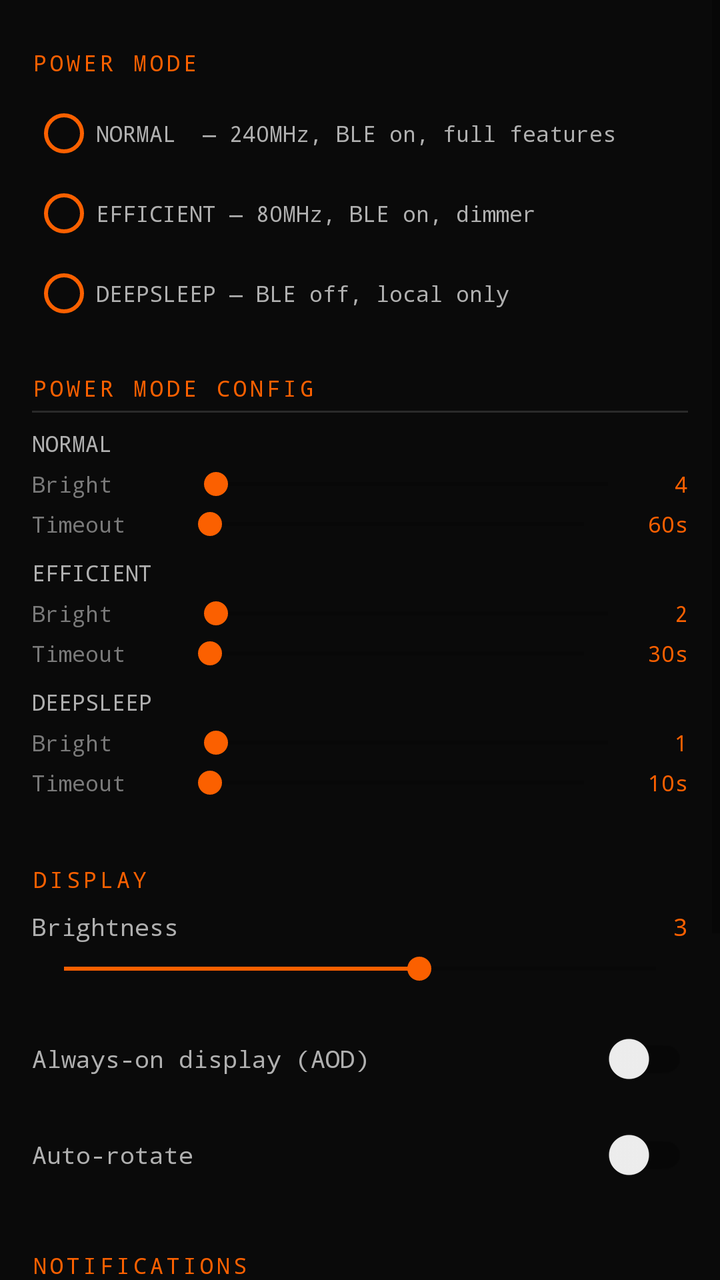
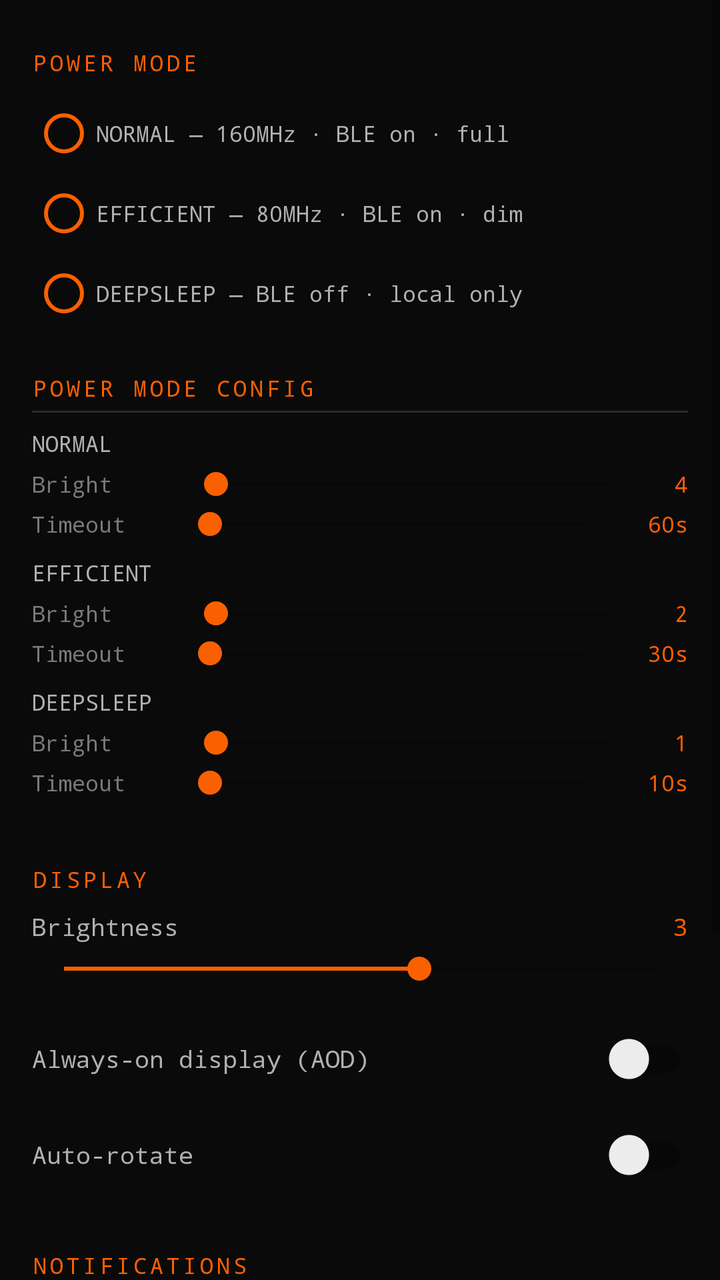

Before-and-after screenshots of an Android layout around one commit, followed by the original layout XML and the change that was made.
<!-- AndroidManifest.xml: application theme Theme.SidecarCompanion -->
<!-- res/layout/fragment_watch_settings.xml -->
<?xml version="1.0" encoding="utf-8"?>
<ScrollView
    xmlns:android="http://schemas.android.com/apk/res/android"
    android:layout_width="match_parent"
    android:layout_height="match_parent"
    android:background="#0A0A0A"
    android:fillViewport="true">

    <LinearLayout
        android:layout_width="match_parent"
        android:layout_height="wrap_content"
        android:orientation="vertical"
        android:paddingStart="16dp"
        android:paddingEnd="16dp"
        android:paddingTop="8dp"
        android:paddingBottom="16dp">

        
        <TextView
            android:layout_width="match_parent"
            android:layout_height="wrap_content"
            android:text="POWER MODE"
            android:textColor="#FB6000"
            android:textSize="11sp"
            android:fontFamily="monospace"
            android:letterSpacing="0.15"
            android:layout_marginTop="16dp"
            android:layout_marginBottom="8dp"/>

        <RadioGroup
            android:id="@+id/rgPowerMode"
            android:layout_width="match_parent"
            android:layout_height="wrap_content"
            android:orientation="vertical">

            <RadioButton
                android:id="@+id/rbPowerNormal"
                android:layout_width="match_parent"
                android:layout_height="40dp"
                android:text="NORMAL  — 240MHz, BLE on, full features"
                android:textColor="#B0B0B0"
                android:textSize="11sp"
                android:fontFamily="monospace"
                android:buttonTint="#FB6000"/>

            <RadioButton
                android:id="@+id/rbPowerEfficient"
                android:layout_width="match_parent"
                android:layout_height="40dp"
                android:text="EFFICIENT — 80MHz, BLE on, dimmer"
                android:textColor="#B0B0B0"
                android:textSize="11sp"
                android:fontFamily="monospace"
                android:buttonTint="#FB6000"/>

            <RadioButton
                android:id="@+id/rbPowerDeep"
                android:layout_width="match_parent"
                android:layout_height="40dp"
                android:text="DEEPSLEEP — BLE off, local only"
                android:textColor="#B0B0B0"
                android:textSize="11sp"
                android:fontFamily="monospace"
                android:buttonTint="#FB6000"/>

        </RadioGroup>

        
        <TextView
            android:layout_width="match_parent"
            android:layout_height="wrap_content"
            android:text="POWER MODE CONFIG"
            android:textColor="#FB6000"
            android:textSize="11sp"
            android:fontFamily="monospace"
            android:letterSpacing="0.15"
            android:layout_marginTop="20dp"
            android:layout_marginBottom="4dp"/>

        <View
            android:layout_width="match_parent"
            android:layout_height="1dp"
            android:background="#2A2A2A"
            android:layout_marginBottom="8dp"/>

        
        <TextView
            android:layout_width="match_parent"
            android:layout_height="wrap_content"
            android:text="NORMAL"
            android:textColor="#B0B0B0"
            android:textSize="11sp"
            android:fontFamily="monospace"
            android:layout_marginBottom="4dp"/>

        <LinearLayout
            android:layout_width="match_parent"
            android:layout_height="wrap_content"
            android:orientation="horizontal"
            android:gravity="center_vertical"
            android:layout_marginBottom="2dp">
            <TextView
                android:layout_width="0dp"
                android:layout_height="wrap_content"
                android:layout_weight="1"
                android:text="Bright"
                android:textColor="#7A7A7A"
                android:textSize="11sp"
                android:fontFamily="monospace"/>
            <SeekBar
                android:id="@+id/sbCfgBright0"
                android:layout_width="0dp"
                android:layout_height="wrap_content"
                android:layout_weight="3"
                android:max="5"
                android:progressTint="#FB6000"
                android:thumbTint="#FB6000"/>
            <TextView
                android:id="@+id/tvCfgBright0"
                android:layout_width="24dp"
                android:layout_height="wrap_content"
                android:text="4"
                android:textColor="#FB6000"
                android:textSize="11sp"
                android:fontFamily="monospace"
                android:gravity="end"/>
        </LinearLayout>

        <LinearLayout
            android:layout_width="match_parent"
            android:layout_height="wrap_content"
            android:orientation="horizontal"
            android:gravity="center_vertical"
            android:layout_marginBottom="8dp">
            <TextView
                android:layout_width="0dp"
                android:layout_height="wrap_content"
                android:layout_weight="1"
                android:text="Timeout"
                android:textColor="#7A7A7A"
                android:textSize="11sp"
                android:fontFamily="monospace"/>
            <SeekBar
                android:id="@+id/sbCfgTimeout0"
                android:layout_width="0dp"
                android:layout_height="wrap_content"
                android:layout_weight="3"
                android:max="9"
                android:progressTint="#FB6000"
                android:thumbTint="#FB6000"/>
            <TextView
                android:id="@+id/tvCfgTimeout0"
                android:layout_width="36dp"
                android:layout_height="wrap_content"
                android:text="60s"
                android:textColor="#FB6000"
                android:textSize="11sp"
                android:fontFamily="monospace"
                android:gravity="end"/>
        </LinearLayout>

        
        <TextView
            android:layout_width="match_parent"
            android:layout_height="wrap_content"
            android:text="EFFICIENT"
            android:textColor="#B0B0B0"
            android:textSize="11sp"
            android:fontFamily="monospace"
            android:layout_marginBottom="4dp"/>

        <LinearLayout
            android:layout_width="match_parent"
            android:layout_height="wrap_content"
            android:orientation="horizontal"
            android:gravity="center_vertical"
            android:layout_marginBottom="2dp">
            <TextView
                android:layout_width="0dp"
                android:layout_height="wrap_content"
                android:layout_weight="1"
                android:text="Bright"
                android:textColor="#7A7A7A"
                android:textSize="11sp"
                android:fontFamily="monospace"/>
            <SeekBar
                android:id="@+id/sbCfgBright1"
                android:layout_width="0dp"
                android:layout_height="wrap_content"
                android:layout_weight="3"
                android:max="5"
                android:progressTint="#FB6000"
                android:thumbTint="#FB6000"/>
            <TextView
                android:id="@+id/tvCfgBright1"
                android:layout_width="24dp"
                android:layout_height="wrap_content"
                android:text="2"
                android:textColor="#FB6000"
                android:textSize="11sp"
                android:fontFamily="monospace"
                android:gravity="end"/>
        </LinearLayout>

        <LinearLayout
            android:layout_width="match_parent"
            android:layout_height="wrap_content"
            android:orientation="horizontal"
            android:gravity="center_vertical"
            android:layout_marginBottom="8dp">
            <TextView
                android:layout_width="0dp"
                android:layout_height="wrap_content"
                android:layout_weight="1"
                android:text="Timeout"
                android:textColor="#7A7A7A"
                android:textSize="11sp"
                android:fontFamily="monospace"/>
            <SeekBar
                android:id="@+id/sbCfgTimeout1"
                android:layout_width="0dp"
                android:layout_height="wrap_content"
                android:layout_weight="3"
                android:max="9"
                android:progressTint="#FB6000"
                android:thumbTint="#FB6000"/>
            <TextView
                android:id="@+id/tvCfgTimeout1"
                android:layout_width="36dp"
                android:layout_height="wrap_content"
                android:text="30s"
                android:textColor="#FB6000"
                android:textSize="11sp"
                android:fontFamily="monospace"
                android:gravity="end"/>
        </LinearLayout>

        
        <TextView
            android:layout_width="match_parent"
            android:layout_height="wrap_content"
            android:text="DEEPSLEEP"
            android:textColor="#B0B0B0"
            android:textSize="11sp"
            android:fontFamily="monospace"
            android:layout_marginBottom="4dp"/>

        <LinearLayout
            android:layout_width="match_parent"
            android:layout_height="wrap_content"
            android:orientation="horizontal"
            android:gravity="center_vertical"
            android:layout_marginBottom="2dp">
            <TextView
                android:layout_width="0dp"
                android:layout_height="wrap_content"
                android:layout_weight="1"
                android:text="Bright"
                android:textColor="#7A7A7A"
                android:textSize="11sp"
                android:fontFamily="monospace"/>
            <SeekBar
                android:id="@+id/sbCfgBright2"
                android:layout_width="0dp"
                android:layout_height="wrap_content"
                android:layout_weight="3"
                android:max="5"
                android:progressTint="#FB6000"
                android:thumbTint="#FB6000"/>
            <TextView
                android:id="@+id/tvCfgBright2"
                android:layout_width="24dp"
                android:layout_height="wrap_content"
                android:text="1"
                android:textColor="#FB6000"
                android:textSize="11sp"
                android:fontFamily="monospace"
                android:gravity="end"/>
        </LinearLayout>

        <LinearLayout
            android:layout_width="match_parent"
            android:layout_height="wrap_content"
            android:orientation="horizontal"
            android:gravity="center_vertical"
            android:layout_marginBottom="8dp">
            <TextView
                android:layout_width="0dp"
                android:layout_height="wrap_content"
                android:layout_weight="1"
                android:text="Timeout"
                android:textColor="#7A7A7A"
                android:textSize="11sp"
                android:fontFamily="monospace"/>
            <SeekBar
                android:id="@+id/sbCfgTimeout2"
                android:layout_width="0dp"
                android:layout_height="wrap_content"
                android:layout_weight="3"
                android:max="9"
                android:progressTint="#FB6000"
                android:thumbTint="#FB6000"/>
            <TextView
                android:id="@+id/tvCfgTimeout2"
                android:layout_width="36dp"
                android:layout_height="wrap_content"
                android:text="10s"
                android:textColor="#FB6000"
                android:textSize="11sp"
                android:fontFamily="monospace"
                android:gravity="end"/>
        </LinearLayout>

        
        <TextView
            android:layout_width="match_parent"
            android:layout_height="wrap_content"
            android:text="DISPLAY"
            android:textColor="#FB6000"
            android:textSize="11sp"
            android:fontFamily="monospace"
            android:letterSpacing="0.15"
            android:layout_marginTop="24dp"
            android:layout_marginBottom="8dp"/>

        
        <LinearLayout
            android:layout_width="match_parent"
            android:layout_height="wrap_content"
            android:orientation="horizontal"
            android:gravity="center_vertical"
            android:layout_marginBottom="4dp">

            <TextView
                android:layout_width="0dp"
                android:layout_height="wrap_content"
                android:layout_weight="1"
                android:text="Brightness"
                android:textColor="#B0B0B0"
                android:textSize="12sp"
                android:fontFamily="monospace"/>

            <TextView
                android:id="@+id/tvBrightnessVal"
                android:layout_width="28dp"
                android:layout_height="wrap_content"
                android:text="3"
                android:textColor="#FB6000"
                android:textSize="12sp"
                android:fontFamily="monospace"
                android:gravity="end"/>

        </LinearLayout>

        <SeekBar
            android:id="@+id/sbBrightness"
            android:layout_width="match_parent"
            android:layout_height="wrap_content"
            android:max="5"
            android:progress="3"
            android:progressTint="#FB6000"
            android:thumbTint="#FB6000"
            android:layout_marginBottom="12dp"/>

        
        <LinearLayout
            android:layout_width="match_parent"
            android:layout_height="48dp"
            android:orientation="horizontal"
            android:gravity="center_vertical">

            <TextView
                android:layout_width="0dp"
                android:layout_height="wrap_content"
                android:layout_weight="1"
                android:text="Always-on display (AOD)"
                android:textColor="#B0B0B0"
                android:textSize="12sp"
                android:fontFamily="monospace"/>

            <androidx.appcompat.widget.SwitchCompat
                android:id="@+id/swAod"
                android:layout_width="wrap_content"
                android:layout_height="wrap_content"/>

        </LinearLayout>

        
        <LinearLayout
            android:layout_width="match_parent"
            android:layout_height="48dp"
            android:orientation="horizontal"
            android:gravity="center_vertical">

            <TextView
                android:layout_width="0dp"
                android:layout_height="wrap_content"
                android:layout_weight="1"
                android:text="Auto-rotate"
                android:textColor="#B0B0B0"
                android:textSize="12sp"
                android:fontFamily="monospace"/>

            <androidx.appcompat.widget.SwitchCompat
                android:id="@+id/swAutoRotate"
                android:layout_width="wrap_content"
                android:layout_height="wrap_content"/>

        </LinearLayout>

        
        <TextView
            android:layout_width="match_parent"
            android:layout_height="wrap_content"
            android:text="NOTIFICATIONS"
            android:textColor="#FB6000"
            android:textSize="11sp"
            android:fontFamily="monospace"
            android:letterSpacing="0.15"
            android:layout_marginTop="24dp"
            android:layout_marginBottom="8dp"/>

        <TextView
            android:layout_width="match_parent"
            android:layout_height="wrap_content"
            android:text="Overlay timeout"
            android:textColor="#B0B0B0"
            android:textSize="12sp"
            android:fontFamily="monospace"
            android:layout_marginBottom="4dp"/>

        <RadioGroup
            android:id="@+id/rgNotifTimeout"
            android:layout_width="match_parent"
            android:layout_height="wrap_content"
            android:orientation="horizontal">

            <RadioButton
                android:id="@+id/rbNotif5s"
                android:layout_width="0dp"
                android:layout_height="wrap_content"
                android:layout_weight="1"
                android:text="5s"
                android:textColor="#B0B0B0"
                android:textSize="10sp"
                android:fontFamily="monospace"
                android:buttonTint="#FB6000"/>

            <RadioButton
                android:id="@+id/rbNotif10s"
                android:layout_width="0dp"
                android:layout_height="wrap_content"
                android:layout_weight="1"
                android:text="10s"
                android:textColor="#B0B0B0"
                android:textSize="10sp"
                android:fontFamily="monospace"
                android:buttonTint="#FB6000"/>

            <RadioButton
                android:id="@+id/rbNotif20s"
                android:layout_width="0dp"
                android:layout_height="wrap_content"
                android:layout_weight="1"
                android:text="20s"
                android:textColor="#B0B0B0"
                android:textSize="10sp"
                android:fontFamily="monospace"
                android:buttonTint="#FB6000"/>

            <RadioButton
                android:id="@+id/rbNotif30s"
                android:layout_width="0dp"
                android:layout_height="wrap_content"
                android:layout_weight="1"
                android:text="30s"
                android:textColor="#B0B0B0"
                android:textSize="10sp"
                android:fontFamily="monospace"
                android:buttonTint="#FB6000"/>

            <RadioButton
                android:id="@+id/rbNotifOff"
                android:layout_width="0dp"
                android:layout_height="wrap_content"
                android:layout_weight="1"
                android:text="OFF"
                android:textColor="#B0B0B0"
                android:textSize="10sp"
                android:fontFamily="monospace"
                android:buttonTint="#FB6000"/>

        </RadioGroup>

        
        <TextView
            android:layout_width="match_parent"
            android:layout_height="wrap_content"
            android:text="SOUND"
            android:textColor="#FB6000"
            android:textSize="11sp"
            android:fontFamily="monospace"
            android:letterSpacing="0.15"
            android:layout_marginTop="24dp"
            android:layout_marginBottom="8dp"/>

        <LinearLayout
            android:layout_width="match_parent"
            android:layout_height="48dp"
            android:orientation="horizontal"
            android:gravity="center_vertical">

            <TextView
                android:layout_width="0dp"
                android:layout_height="wrap_content"
                android:layout_weight="1"
                android:text="Enable watch sounds"
                android:textColor="#B0B0B0"
                android:textSize="12sp"
                android:fontFamily="monospace"/>

            <androidx.appcompat.widget.SwitchCompat
                android:id="@+id/swSound"
                android:layout_width="wrap_content"
                android:layout_height="wrap_content"/>

        </LinearLayout>

        
        <View
            android:layout_width="match_parent"
            android:layout_height="1dp"
            android:background="#1E1E1E"
            android:layout_marginTop="24dp"
            android:layout_marginBottom="12dp"/>

        <TextView
            android:id="@+id/tvSettingsStatus"
            android:layout_width="match_parent"
            android:layout_height="wrap_content"
            android:text="Watch not connected — changes apply when connected"
            android:textColor="#4A4A4A"
            android:textSize="10sp"
            android:fontFamily="monospace"
            android:gravity="center"/>

    </LinearLayout>

</ScrollView>
<!-- resources referenced by this layout -->
<resources>
  <style name="Theme.SidecarCompanion" parent="Theme.MaterialComponents.DayNight.NoActionBar">
          
          <item name="colorPrimary">#FB6000</item>
          <item name="colorPrimaryVariant">#C74E00</item>
          <item name="colorOnPrimary">#0A0A0A</item>
  
          
          <item name="colorSecondary">#FB6000</item>
          <item name="colorSecondaryVariant">#C74E00</item>
          <item name="colorOnSecondary">#0A0A0A</item>
  
          
          <item name="android:colorBackground">#0A0A0A</item>
          <item name="colorSurface">#0F0F0F</item>
          <item name="colorOnBackground">#E0E0E0</item>
          <item name="colorOnSurface">#E0E0E0</item>
  
          
          <item name="android:statusBarColor">#0A0A0A</item>
          <item name="android:navigationBarColor">#0A0A0A</item>
          <item name="android:windowLightStatusBar">false</item>
  
          
          <item name="colorError">#FF3333</item>
          <item name="colorOnError">#0A0A0A</item>
      </style>
</resources>

<!-- the commit's change to res/layout/fragment_watch_settings.xml (unified diff, before → after) -->
@@ -37,30 +37,36 @@
                 android:id="@+id/rbPowerNormal"
                 android:layout_width="match_parent"
                 android:layout_height="40dp"
-                android:text="NORMAL  — 240MHz, BLE on, full features"
-                android:textColor="#B0B0B0"
-                android:textSize="11sp"
-                android:fontFamily="monospace"
+                android:text="NORMAL — 160MHz · BLE on · full"
+                android:textColor="#B0B0B0"
+                android:textSize="11sp"
+                android:fontFamily="monospace"
+                android:maxLines="1"
+                android:ellipsize="end"
                 android:buttonTint="#FB6000"/>
 
             <RadioButton
                 android:id="@+id/rbPowerEfficient"
                 android:layout_width="match_parent"
                 android:layout_height="40dp"
-                android:text="EFFICIENT — 80MHz, BLE on, dimmer"
-                android:textColor="#B0B0B0"
-                android:textSize="11sp"
-                android:fontFamily="monospace"
+                android:text="EFFICIENT — 80MHz · BLE on · dim"
+                android:textColor="#B0B0B0"
+                android:textSize="11sp"
+                android:fontFamily="monospace"
+                android:maxLines="1"
+                android:ellipsize="end"
                 android:buttonTint="#FB6000"/>
 
             <RadioButton
                 android:id="@+id/rbPowerDeep"
                 android:layout_width="match_parent"
                 android:layout_height="40dp"
-                android:text="DEEPSLEEP — BLE off, local only"
-                android:textColor="#B0B0B0"
-                android:textSize="11sp"
-                android:fontFamily="monospace"
+                android:text="DEEPSLEEP — BLE off · local only"
+                android:textColor="#B0B0B0"
+                android:textSize="11sp"
+                android:fontFamily="monospace"
+                android:maxLines="1"
+                android:ellipsize="end"
                 android:buttonTint="#FB6000"/>
 
         </RadioGroup>
@@ -376,7 +382,9 @@
                 android:text="Always-on display (AOD)"
                 android:textColor="#B0B0B0"
                 android:textSize="12sp"
-                android:fontFamily="monospace"/>
+                android:fontFamily="monospace"
+                android:maxLines="1"
+                android:ellipsize="end"/>
 
             <androidx.appcompat.widget.SwitchCompat
                 android:id="@+id/swAod"
@@ -517,7 +525,9 @@
                 android:text="Enable watch sounds"
                 android:textColor="#B0B0B0"
                 android:textSize="12sp"
-                android:fontFamily="monospace"/>
+                android:fontFamily="monospace"
+                android:maxLines="1"
+                android:ellipsize="end"/>
 
             <androidx.appcompat.widget.SwitchCompat
                 android:id="@+id/swSound"
@@ -542,7 +552,9 @@
             android:textColor="#4A4A4A"
             android:textSize="10sp"
             android:fontFamily="monospace"
-            android:gravity="center"/>
+            android:gravity="center"
+            android:maxLines="2"
+            android:ellipsize="end"/>
 
     </LinearLayout>
 
